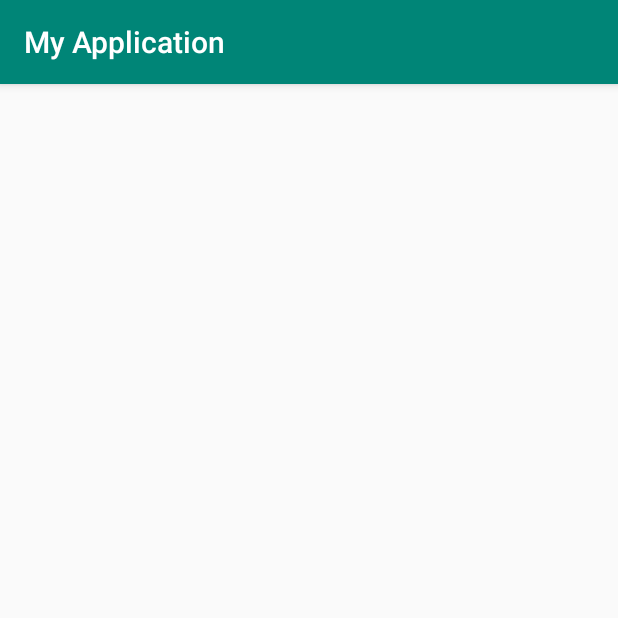
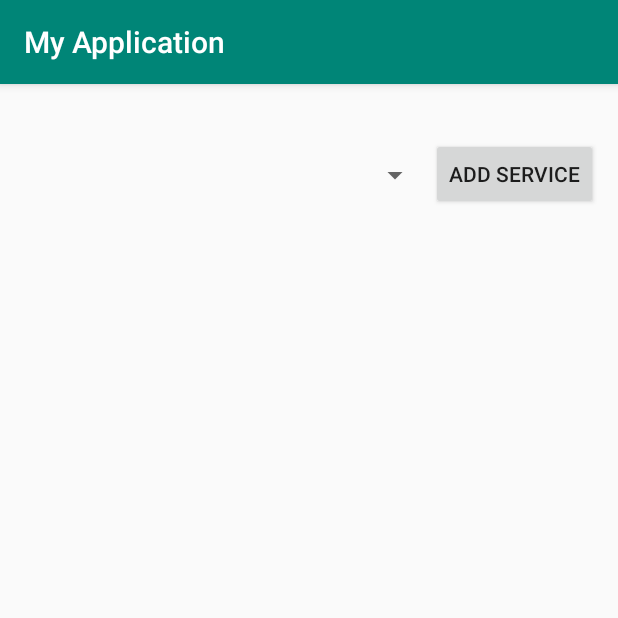
Before and after one commit to skaus37/Skip_the_Waiting_Room, an Android app: the EmployeeEditService screen opened directly, with no data from a screen before it, on a phone screen of 412 x 824 dp, the top half of it. Run offline under Robolectric (Android 15) with nearby library versions, the phone set to English and light mode, and no system bars; our stand-ins replace Firebase (no records; nobody signed in at launch, a user with empty details on screens opened directly).

Commit message:
spinner displays availible services

```diff
--- a/app/src/main/java/com/example/myapplication/EmployeeEditService.java
+++ b/app/src/main/java/com/example/myapplication/EmployeeEditService.java
@@ -4,7 +4,9 @@ import androidx.annotation.NonNull;
 import androidx.appcompat.app.AppCompatActivity;
 
 import android.os.Bundle;
+import android.widget.ArrayAdapter;
 import android.widget.ListView;
+import android.widget.Spinner;
 
 import com.google.android.gms.tasks.Task;
 import com.google.firebase.firestore.FirebaseFirestore;
@@ -15,6 +17,10 @@ import java.util.ArrayList;
 
 public class EmployeeEditService extends AppCompatActivity {
 
+
+    //
+    Spinner optionalService;
+
     @Override
     protected void onCreate(Bundle savedInstanceState) {
         super.onCreate(savedInstanceState);
@@ -24,6 +30,7 @@ public class EmployeeEditService extends AppCompatActivity {
 
     public void updateList(){
         FirebaseFirestore database = FirebaseFirestore.getInstance();
+        optionalService = (Spinner) findViewById(R.id.spinner);
 
         database.collection("services").get().addOnCompleteListener((@NonNull Task<QuerySnapshot> task) -> {
             if (task.isSuccessful()) {
@@ -38,12 +45,18 @@ public class EmployeeEditService extends AppCompatActivity {
                 }
 
 
+
+
                 //instantiate custom adapter
-                ListServiceHandler adapter = new ListServiceHandler(accountArray, this);
-                ListView lView = (ListView) findViewById(R.id.serviceList);
-                //handle listview and assign adapter
+                //ListServiceHandler adapter = new ListServiceHandler(accountArray, this);
+                //ListView lView = (ListView) findViewById(R.id.serviceList);
 
-                lView.setAdapter(adapter);
+                //add stuff to spinner
+
+                ArrayAdapter<String> adapter = new ArrayAdapter<String>(this, android.R.layout.simple_spinner_item, accountArray);
+                adapter.setDropDownViewResource(android.R.layout.simple_spinner_dropdown_item);
+
+                optionalService.setAdapter(adapter);
             }
         });
 }   }
--- a/app/src/main/res/layout/activity_employee_edit_service.xml
+++ b/app/src/main/res/layout/activity_employee_edit_service.xml
@@ -6,25 +6,31 @@
     android:layout_height="match_parent"
     tools:context=".EmployeeEditService">
 
+    <Spinner
+        android:id="@+id/spinner"
+        android:layout_width="287dp"
+        android:layout_height="50dp"
+        android:layout_marginTop="36dp"
+        app:layout_constraintTop_toTopOf="parent"
+        tools:layout_editor_absoluteX="0dp" />
+
     <ListView
-        android:id="@+id/clinicList"
-        android:layout_width="match_parent"
-        android:layout_height="400dp"
-        android:layout_marginTop="75dp"
-        android:layout_marginBottom="4dp"
-        app:layout_constraintBottom_toTopOf="@+id/serviceList"
+        android:id="@+id/serviceList"
+        android:layout_width="376dp"
+        android:layout_height="522dp"
+        android:layout_marginTop="156dp"
         app:layout_constraintEnd_toEndOf="parent"
+        app:layout_constraintHorizontal_bias="0.457"
         app:layout_constraintStart_toStartOf="parent"
         app:layout_constraintTop_toTopOf="parent" />
 
-    <ListView
-        android:id="@+id/serviceList"
-        android:layout_width="match_parent"
-        android:layout_height="400dp"
-        android:layout_marginTop="450dp"
-        app:layout_constraintEnd_toEndOf="parent"
-        app:layout_constraintHorizontal_bias="0.0"
-        app:layout_constraintStart_toStartOf="parent"
+    <Button
+        android:id="@+id/button"
+        android:layout_width="wrap_content"
+        android:layout_height="wrap_content"
+        android:layout_marginTop="36dp"
+        android:text="Add service"
+        app:layout_constraintStart_toEndOf="@+id/spinner"
         app:layout_constraintTop_toTopOf="parent" />
 
 </androidx.constraintlayout.widget.ConstraintLayout>
```
